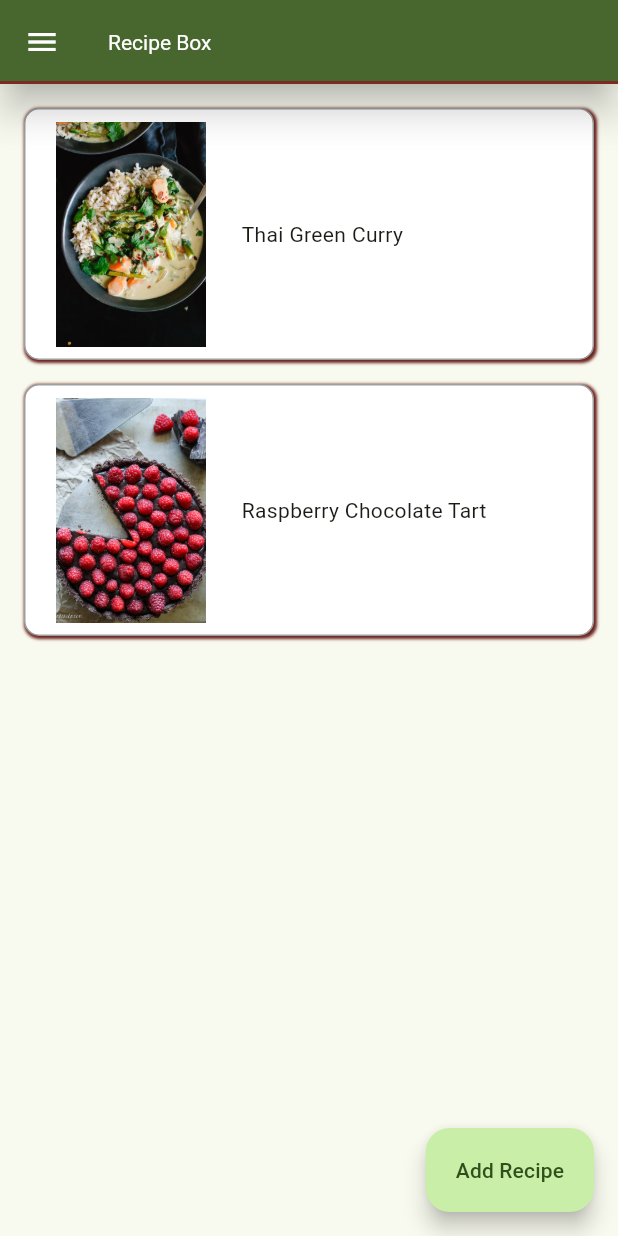
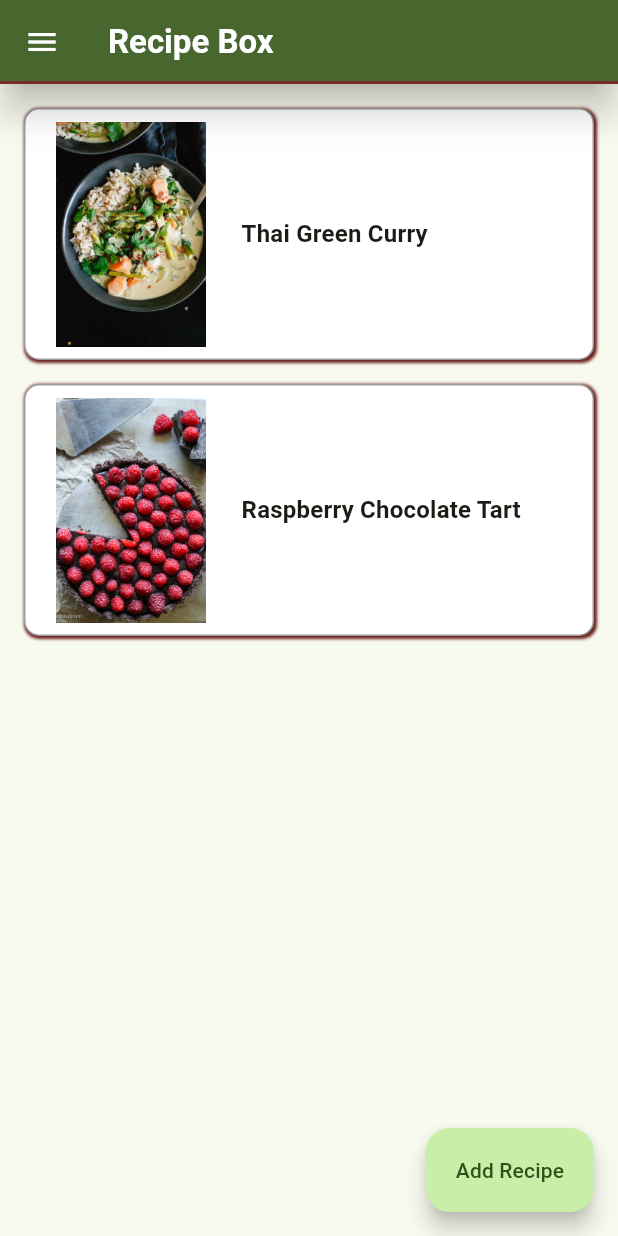
Before and after one commit to Arif-Sofi/flutter_recipe, a Flutter app: the screen it shows after launch, on a phone screen of 412 x 824 dp. Run offline on Flutter 3.47's test engine with Material 3 defaults, Android fonts, the phone set to English and light mode, and no system bars; our stand-ins replace go_router.

Commit message:
added textTheme

```diff
--- a/lib/main.dart
+++ b/lib/main.dart
@@ -1,7 +1,10 @@
 import 'package:flutter/material.dart';
 import 'package:go_router/go_router.dart';
+
 import '../views/home/home_page.dart';
+
 import '../views/recipes/recipe1/recipe1.dart';
+import '../views/recipes/recipe2/recipe2.dart';
 
 void main() => runApp(const MyApp());
 
@@ -18,6 +21,13 @@ final GoRouter _router = GoRouter(
           path: 'recipe1',
           builder: (BuildContext context, GoRouterState state){
             return const Recipe1(title: 'Thai Green Curry');
+          },
+        ),
+
+        GoRoute(
+          path: 'recipe2',
+          builder: (BuildContext context, GoRouterState state){
+            return const Recipe2(title: 'Raspberry Chocolate Tart');
           },
         ),
       ],
@@ -39,9 +49,33 @@ class MyApp extends StatelessWidget {
         colorScheme: ColorScheme.fromSeed(
           seedColor: const Color.fromARGB(255, 101, 150, 64),
         ),
+
+        textTheme: const TextTheme(
+          titleLarge: TextStyle(
+            fontSize: 22,
+            fontWeight: FontWeight.bold,
+          ),
+          titleMedium: TextStyle(
+            fontSize: 16,
+            fontWeight: FontWeight.bold,
+          ),
+          titleSmall: TextStyle(
+            fontSize: 14,
+            fontWeight: FontWeight.bold,
+          ),
+
+          bodyLarge: TextStyle(
+            fontSize: 16,
+          ),
+          bodyMedium: TextStyle(
+            fontSize: 14,
+          ),
+          bodySmall: TextStyle(
+            fontSize: 12,
+          ),
+        ),
       ),
       routerConfig: _router,
-      // home: const MyHomePage(title: appTitle),
     );
   }
 }
--- a/lib/views/home/home_page.dart
+++ b/lib/views/home/home_page.dart
@@ -1,4 +1,5 @@
 import 'package:flutter/material.dart';
+
 import '../home/widgets/recipe_section.dart';
 
 class MyHomePage extends StatelessWidget {
@@ -13,7 +14,10 @@ class MyHomePage extends StatelessWidget {
       appBar: AppBar(
         title:  Text(
           title,
+          style: TextTheme.of(context).titleLarge?.copyWith(
+            color: Theme.of(context).colorScheme.onPrimary,
           ),
+        ),
 
         iconTheme: IconThemeData(
           color: Theme.of(context).colorScheme.onPrimary,
--- a/lib/views/home/widgets/recipe_box.dart
+++ b/lib/views/home/widgets/recipe_box.dart
@@ -55,6 +55,7 @@ class RecipeBox extends StatelessWidget {
               child: Text(
                 recipeName,
                 textAlign: TextAlign.left,
+                style: TextTheme.of(context).titleMedium,
               ),
             )
 
--- a/lib/views/home/widgets/recipe_section.dart
+++ b/lib/views/home/widgets/recipe_section.dart
@@ -1,4 +1,5 @@
 import 'package:flutter/material.dart';
+
 import '../widgets/recipe_box.dart';
 
 class RecipeSection extends StatelessWidget {
```
